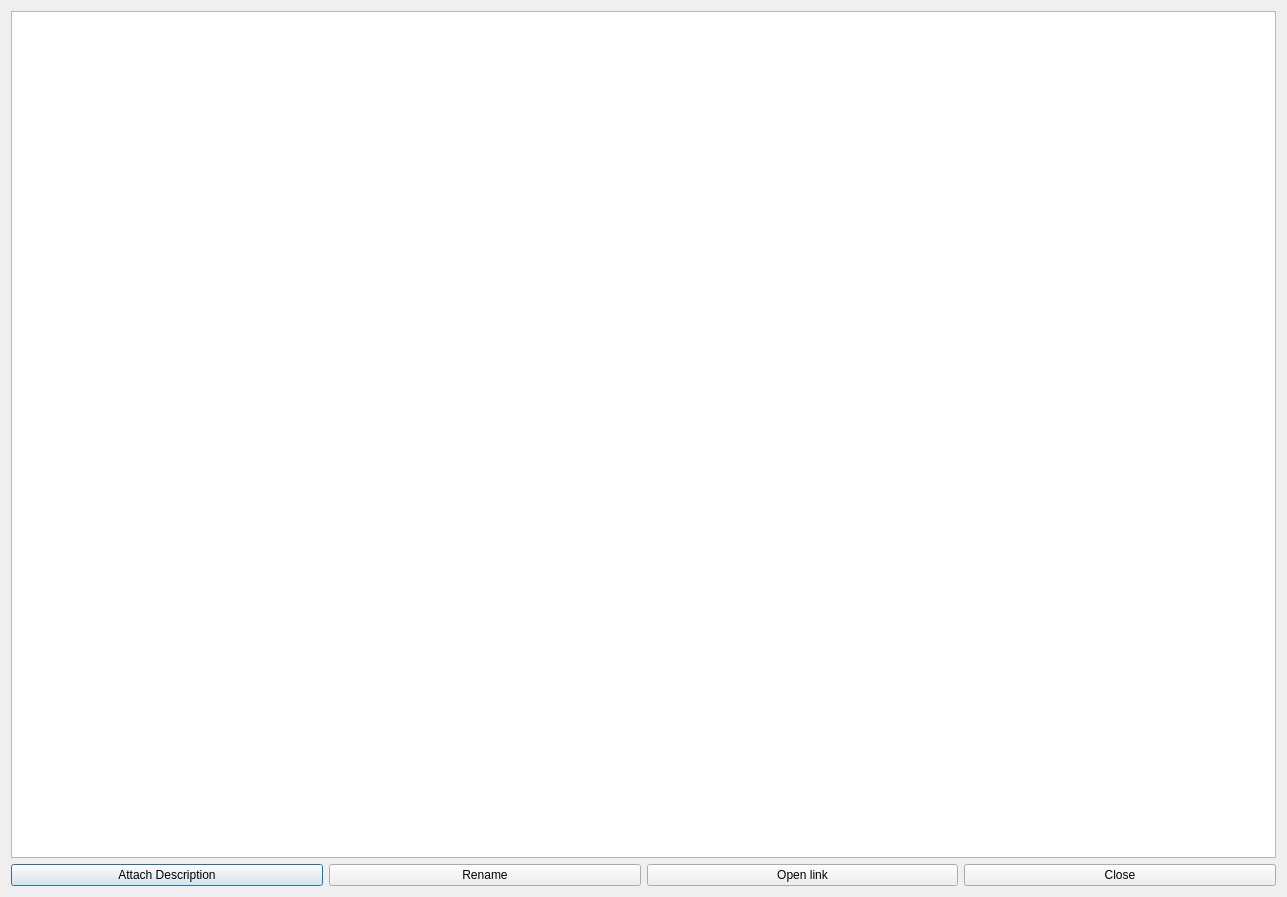
The window that ui/similars.ui (Carbonara-Project/Pepper) describes before a commit, drawn with Qt 5.
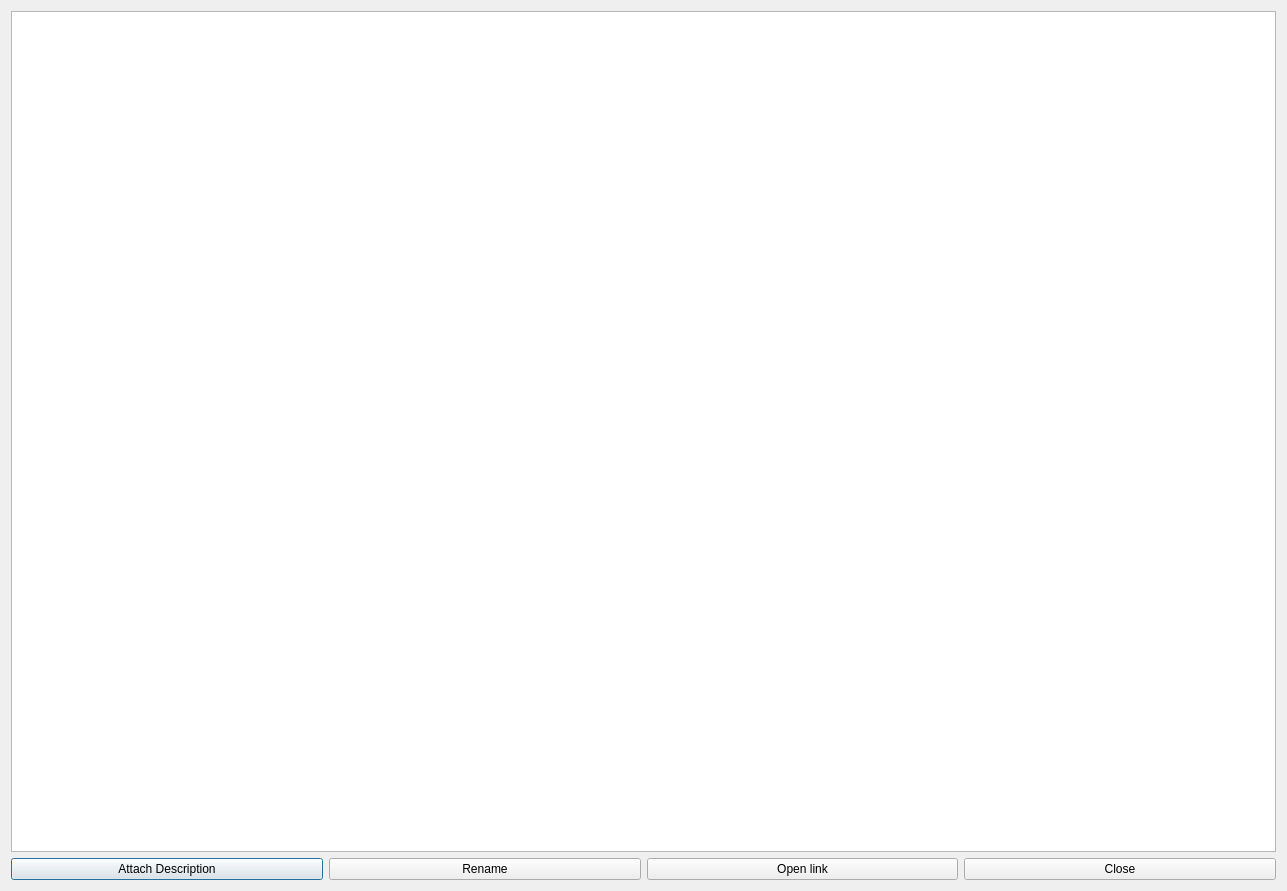
The same window after the commit.

```diff
--- a/ui/similars.ui
+++ b/ui/similars.ui
@@ -7,7 +7,7 @@
     <x>0</x>
     <y>0</y>
     <width>1287</width>
-    <height>897</height>
+    <height>891</height>
    </rect>
   </property>
   <property name="windowTitle">
```
